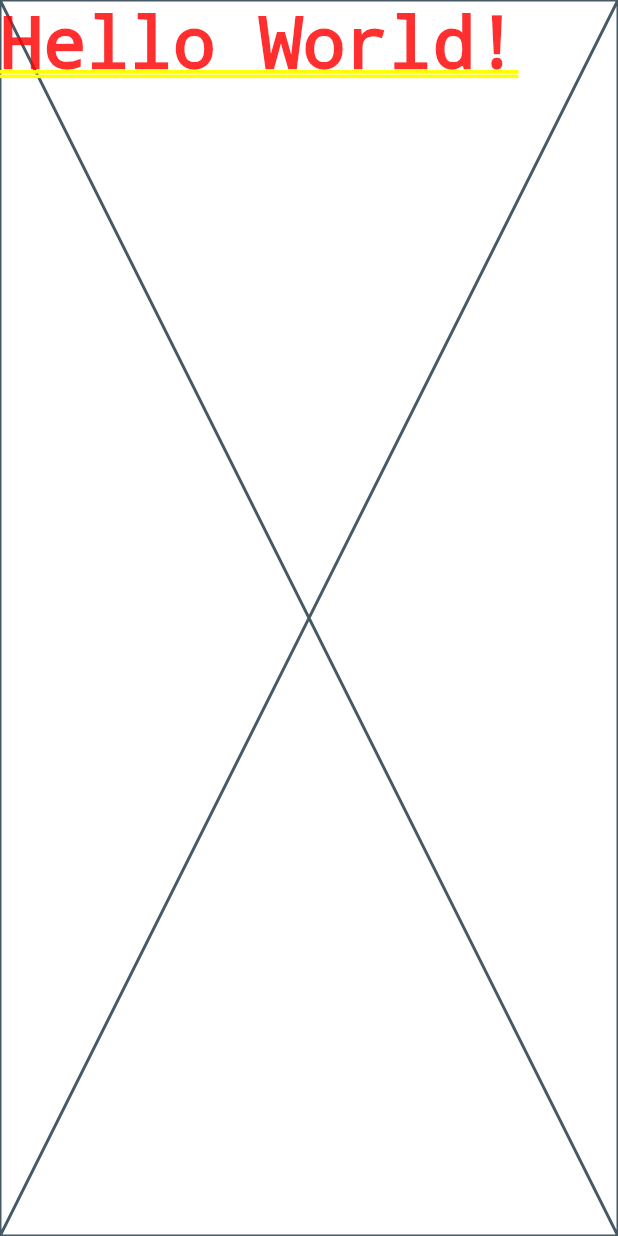
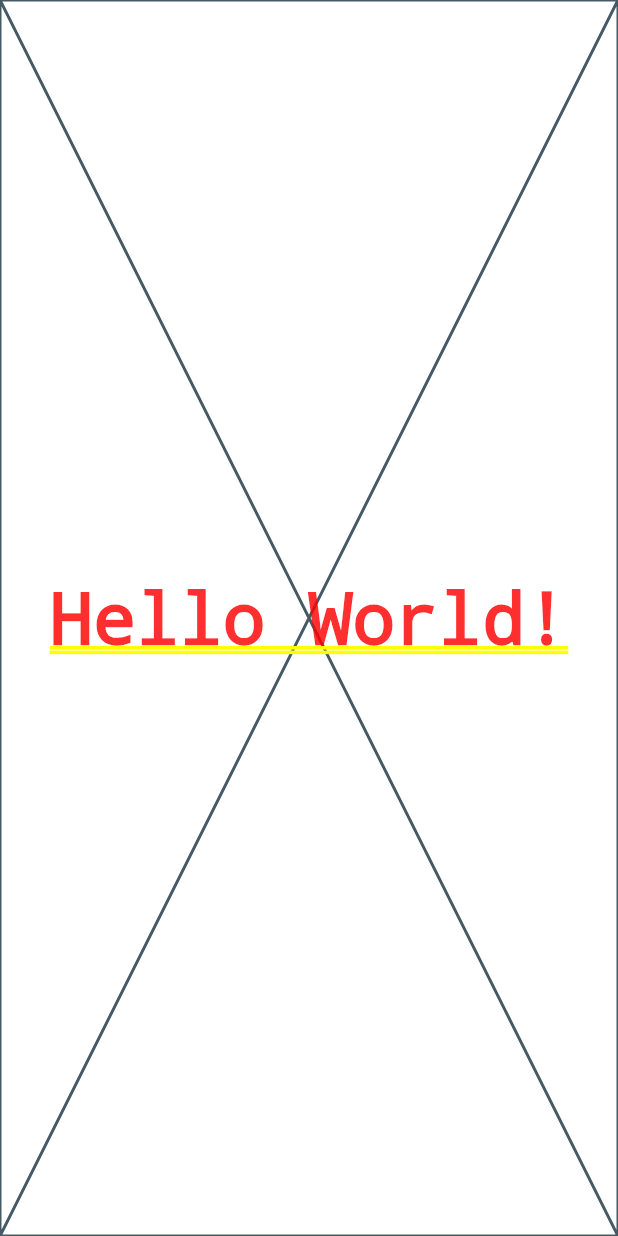
Before and after one commit to smolikja-team/smolikja.team, a Flutter app: the screen it shows after launch, on a phone screen of 412 x 824 dp. Run offline on Flutter 3.47's test engine with Material 3 defaults, Android fonts, the phone set to English and light mode, and no system bars; our stand-ins replace go_router.

Commit message:
feat: loca

````diff
--- /dev/null
+++ b/l10n.yaml
@@ -0,0 +1,4 @@
+synthetic-package: false
+arb-dir: lib/l10n
+template-arb-file: intl_cs.arb
+output-localization-file: app_localizations.dart
--- a/lib/fetures/main_page/main_page.dart
+++ b/lib/fetures/main_page/main_page.dart
@@ -1,10 +1,11 @@
 import 'package:flutter/material.dart';
+import 'package:portfolio_web/l10n/extension.dart';
 
 class MainPage extends StatelessWidget {
   const MainPage({super.key});
 
   @override
   Widget build(BuildContext context) {
-    return const Placeholder(child: Text('Hello World!'));
+    return Placeholder(child: Center(child: Text(context.l10n.hello_world)));
   }
 }
--- /dev/null
+++ b/lib/l10n/app_localizations.dart
@@ -0,0 +1,132 @@
+import 'dart:async';
+
+import 'package:flutter/foundation.dart';
+import 'package:flutter/widgets.dart';
+import 'package:flutter_localizations/flutter_localizations.dart';
+import 'package:intl/intl.dart' as intl;
+
+import 'app_localizations_cs.dart';
+
+// ignore_for_file: type=lint
+
+/// Callers can lookup localized strings with an instance of AppLocalizations
+/// returned by `AppLocalizations.of(context)`.
+///
+/// Applications need to include `AppLocalizations.delegate()` in their app's
+/// `localizationDelegates` list, and the locales they support in the app's
+/// `supportedLocales` list. For example:
+///
+/// ```dart
+/// import 'l10n/app_localizations.dart';
+///
+/// return MaterialApp(
+///   localizationsDelegates: AppLocalizations.localizationsDelegates,
+///   supportedLocales: AppLocalizations.supportedLocales,
+///   home: MyApplicationHome(),
+/// );
+/// ```
+///
+/// ## Update pubspec.yaml
+///
+/// Please make sure to update your pubspec.yaml to include the following
+/// packages:
+///
+/// ```yaml
+/// dependencies:
+///   # Internationalization support.
+///   flutter_localizations:
+///     sdk: flutter
+///   intl: any # Use the pinned version from flutter_localizations
+///
+///   # Rest of dependencies
+/// ```
+///
+/// ## iOS Applications
+///
+/// iOS applications define key application metadata, including supported
+/// locales, in an Info.plist file that is built into the application bundle.
+/// To configure the locales supported by your app, you’ll need to edit this
+/// file.
+///
+/// First, open your project’s ios/Runner.xcworkspace Xcode workspace file.
+/// Then, in the Project Navigator, open the Info.plist file under the Runner
+/// project’s Runner folder.
+///
+/// Next, select the Information Property List item, select Add Item from the
+/// Editor menu, then select Localizations from the pop-up menu.
+///
+/// Select and expand the newly-created Localizations item then, for each
+/// locale your application supports, add a new item and select the locale
+/// you wish to add from the pop-up menu in the Value field. This list should
+/// be consistent with the languages listed in the AppLocalizations.supportedLocales
+/// property.
+abstract class AppLocalizations {
+  AppLocalizations(String locale) : localeName = intl.Intl.canonicalizedLocale(locale.toString());
+
+  final String localeName;
+
+  static AppLocalizations? of(BuildContext context) {
+    return Localizations.of<AppLocalizations>(context, AppLocalizations);
+  }
+
+  static const LocalizationsDelegate<AppLocalizations> delegate = _AppLocalizationsDelegate();
+
+  /// A list of this localizations delegate along with the default localizations
+  /// delegates.
+  ///
+  /// Returns a list of localizations delegates containing this delegate along with
+  /// GlobalMaterialLocalizations.delegate, GlobalCupertinoLocalizations.delegate,
+  /// and GlobalWidgetsLocalizations.delegate.
+  ///
+  /// Additional delegates can be added by appending to this list in
+  /// MaterialApp. This list does not have to be used at all if a custom list
+  /// of delegates is preferred or required.
+  static const List<LocalizationsDelegate<dynamic>> localizationsDelegates = <LocalizationsDelegate<dynamic>>[
+    delegate,
+    GlobalMaterialLocalizations.delegate,
+    GlobalCupertinoLocalizations.delegate,
+    GlobalWidgetsLocalizations.delegate,
+  ];
+
+  /// A list of this localizations delegate's supported locales.
+  static const List<Locale> supportedLocales = <Locale>[
+    Locale('cs')
+  ];
+
+  /// No description provided for @hello_world.
+  ///
+  /// In cs, this message translates to:
+  /// **'Hello World!'**
+  String get hello_world;
+}
+
+class _AppLocalizationsDelegate extends LocalizationsDelegate<AppLocalizations> {
+  const _AppLocalizationsDelegate();
+
+  @override
+  Future<AppLocalizations> load(Locale locale) {
+    return SynchronousFuture<AppLocalizations>(lookupAppLocalizations(locale));
+  }
+
+  @override
+  bool isSupported(Locale locale) => <String>['cs'].contains(locale.languageCode);
+
+  @override
+  bool shouldReload(_AppLocalizationsDelegate old) => false;
+}
+
+AppLocalizations lookupAppLocalizations(Locale locale) {
+
+
+  // Lookup logic when only language code is specified.
+  switch (locale.languageCode) {
+    case 'cs': return AppLocalizationsCs();
+  }
+
+  throw FlutterError(
+    'AppLocalizations.delegate failed to load unsupported locale "$locale". This is likely '
+    'an issue with the localizations generation tool. Please file an issue '
+    'on GitHub with a reproducible sample app and the gen-l10n configuration '
+    'that was used.'
+  );
+}
--- /dev/null
+++ b/lib/l10n/app_localizations_cs.dart
@@ -0,0 +1,13 @@
+// ignore: unused_import
+import 'package:intl/intl.dart' as intl;
+import 'app_localizations.dart';
+
+// ignore_for_file: type=lint
+
+/// The translations for Czech (`cs`).
+class AppLocalizationsCs extends AppLocalizations {
+  AppLocalizationsCs([String locale = 'cs']) : super(locale);
+
+  @override
+  String get hello_world => 'Hello World!';
+}
--- /dev/null
+++ b/lib/l10n/extension.dart
@@ -0,0 +1,6 @@
+import 'package:flutter/material.dart';
+import 'package:portfolio_web/l10n/app_localizations.dart';
+
+extension AppLocalizationsExtension on BuildContext {
+  AppLocalizations get l10n => AppLocalizations.of(this)!;
+}
--- /dev/null
+++ b/lib/l10n/intl_cs.arb
@@ -0,0 +1,4 @@
+{
+  "hello_world": "Hello World!",
+  "@hello_world": {}
+}
--- a/lib/main.dart
+++ b/lib/main.dart
@@ -1,5 +1,6 @@
 import 'package:flutter/material.dart';
 import 'package:portfolio_web/core/navigation/router.dart';
+import 'package:portfolio_web/l10n/app_localizations.dart';
 
 void main() {
   runApp(const MainApp());
@@ -10,6 +11,10 @@ class MainApp extends StatelessWidget {
 
   @override
   Widget build(BuildContext context) {
-    return MaterialApp.router(routerConfig: router);
+    return MaterialApp.router(
+      routerConfig: router,
+      localizationsDelegates: AppLocalizations.localizationsDelegates,
+      supportedLocales: AppLocalizations.supportedLocales,
+    );
   }
 }
--- a/pubspec.yaml
+++ b/pubspec.yaml
@@ -9,12 +9,15 @@ environment:
 dependencies:
   flutter:
     sdk: flutter
+  flutter_localizations:
+    sdk: flutter
   go_router: ^15.1.1
+  intl: any
 
 dev_dependencies:
+  flutter_lints: ^5.0.0
   flutter_test:
     sdk: flutter
-  flutter_lints: ^5.0.0
 
 flutter:
   uses-material-design: true
````
Also changed, not shown: pubspec.lock.
